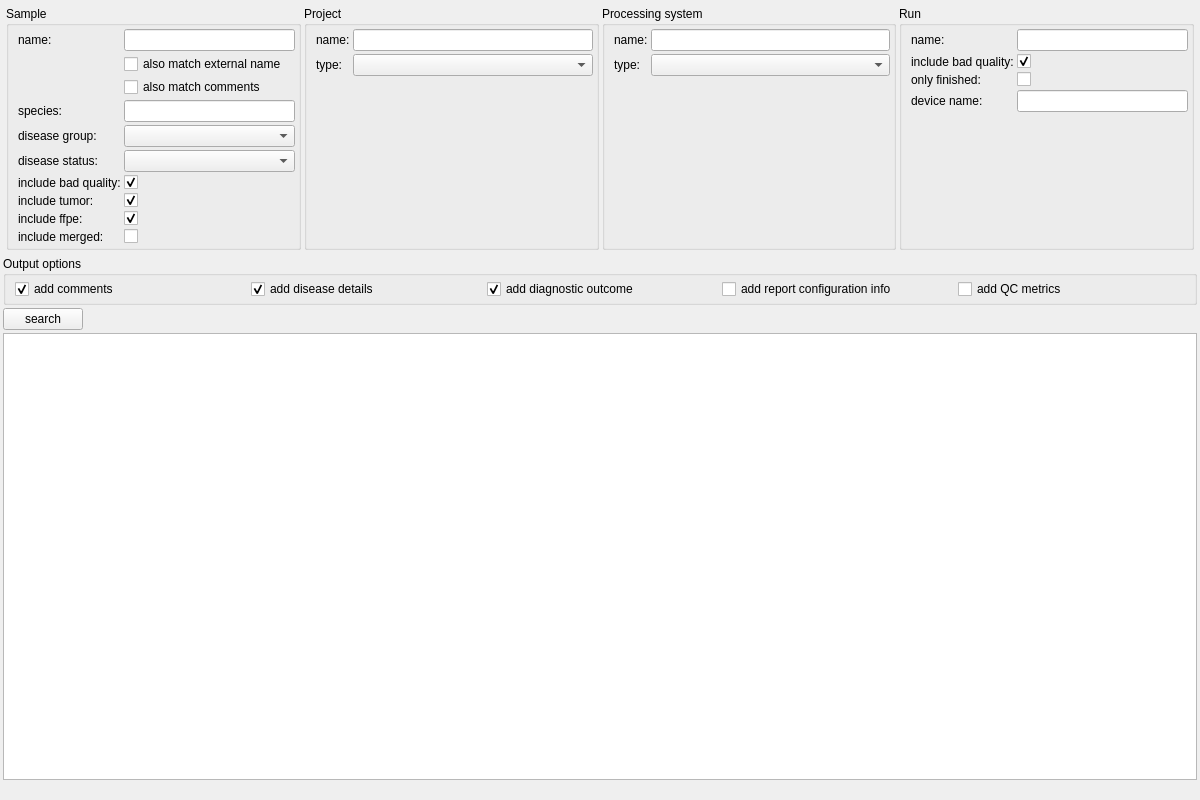
Before: the Qt Designer form src/GSvar/SampleSearchWidget.ui in imgag/ngs-bits, drawn with Qt 5.
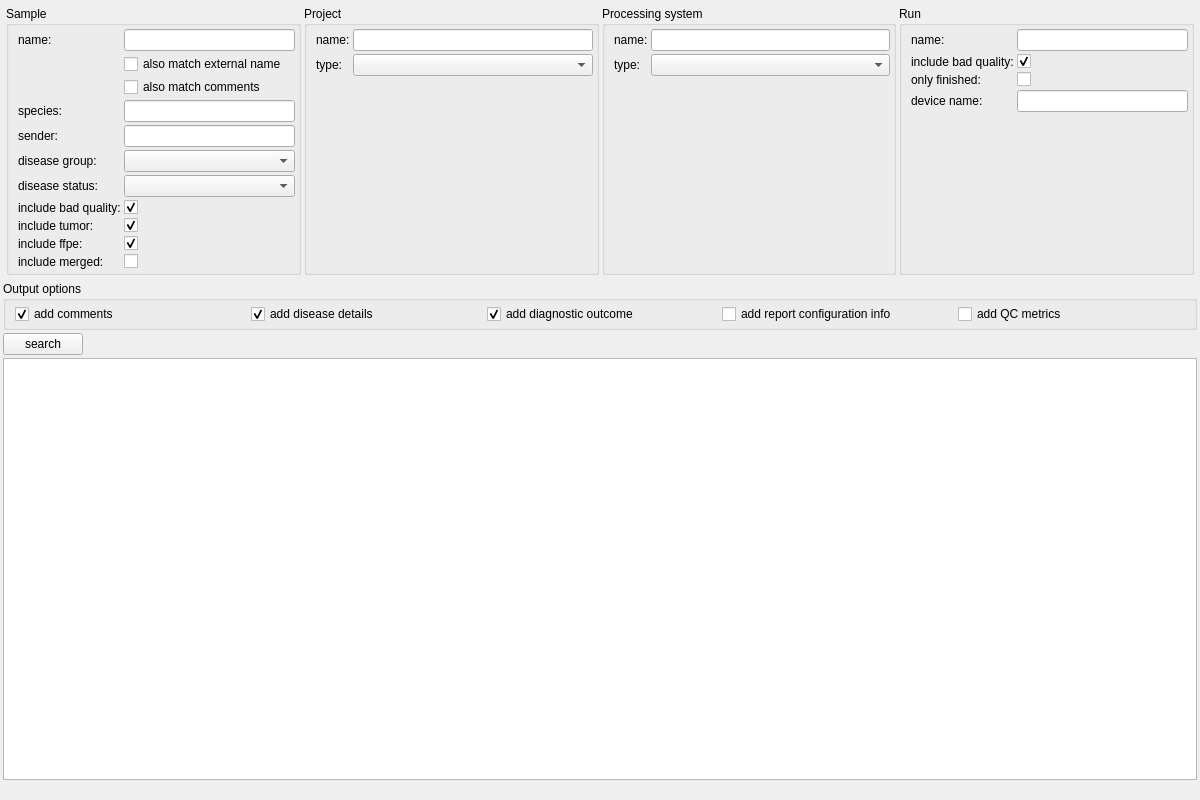
After: the same form once the commit is applied. Icons and pictures are not drawn. Custom widgets are drawn as their Qt base class.

Commit message: GSvar: Added sender field to sample search.

Patch:
```diff
--- a/src/GSvar/SampleSearchWidget.ui
+++ b/src/GSvar/SampleSearchWidget.ui
@@ -86,7 +86,7 @@
           </property>
          </widget>
         </item>
-        <item row="6" column="0">
+        <item row="7" column="0">
          <widget class="QLabel" name="label_5">
           <property name="text">
            <string>include bad quality:</string>
@@ -96,14 +96,14 @@
         <item row="3" column="1">
          <widget class="DBSelector" name="s_species"/>
         </item>
-        <item row="7" column="0">
+        <item row="8" column="0">
          <widget class="QLabel" name="label_6">
           <property name="text">
            <string>include tumor:</string>
           </property>
          </widget>
         </item>
-        <item row="8" column="0">
+        <item row="9" column="0">
          <widget class="QLabel" name="label_7">
           <property name="text">
            <string>include ffpe:</string>
@@ -120,7 +120,7 @@
         <item row="0" column="1">
          <widget class="DBSelector" name="s_name"/>
         </item>
-        <item row="8" column="1">
+        <item row="9" column="1">
          <widget class="QCheckBox" name="s_ffpe">
           <property name="text">
            <string/>
@@ -130,7 +130,7 @@
           </property>
          </widget>
         </item>
-        <item row="7" column="1">
+        <item row="8" column="1">
          <widget class="QCheckBox" name="s_tumor">
           <property name="text">
            <string/>
@@ -140,7 +140,7 @@
           </property>
          </widget>
         </item>
-        <item row="6" column="1">
+        <item row="7" column="1">
          <widget class="QCheckBox" name="s_bad_quality">
           <property name="text">
            <string/>
@@ -150,38 +150,38 @@
           </property>
          </widget>
         </item>
-        <item row="9" column="0">
+        <item row="10" column="0">
          <widget class="QLabel" name="label_12">
           <property name="text">
            <string>include merged:</string>
           </property>
          </widget>
         </item>
-        <item row="9" column="1">
+        <item row="10" column="1">
          <widget class="QCheckBox" name="s_merged">
           <property name="text">
            <string/>
           </property>
          </widget>
         </item>
-        <item row="4" column="0">
+        <item row="5" column="0">
          <widget class="QLabel" name="label_14">
           <property name="text">
            <string>disease group:</string>
           </property>
          </widget>
         </item>
-        <item row="5" column="0">
+        <item row="6" column="0">
          <widget class="QLabel" name="label_15">
           <property name="text">
            <string>disease status:</string>
           </property>
          </widget>
         </item>
-        <item row="4" column="1">
-         <widget class="QComboBox" name="s_disease_group"/>
-        </item>
         <item row="5" column="1">
+         <widget class="QComboBox" name="s_disease_group"/>
+        </item>
+        <item row="6" column="1">
          <widget class="QComboBox" name="s_disease_status"/>
         </item>
         <item row="1" column="1">
@@ -201,6 +201,16 @@
           </property>
          </widget>
         </item>
+        <item row="4" column="1">
+         <widget class="DBSelector" name="s_sender"/>
+        </item>
+        <item row="4" column="0">
+         <widget class="QLabel" name="label_17">
+          <property name="text">
+           <string>sender:</string>
+          </property>
+         </widget>
+        </item>
        </layout>
       </widget>
      </item>
```
The commit also changes 4 other files.
